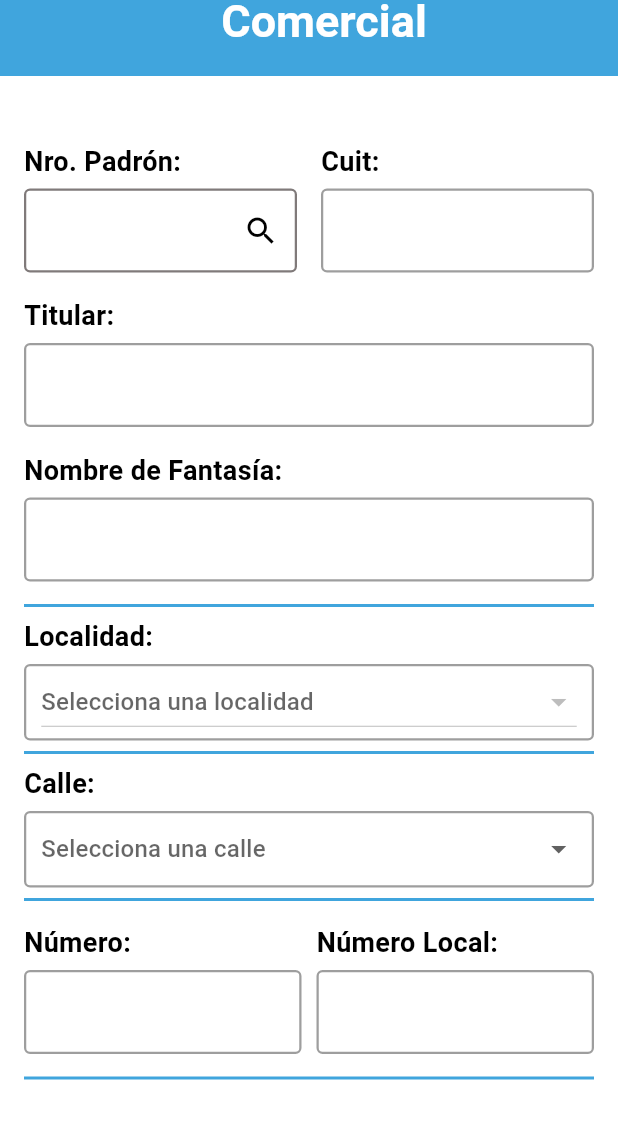
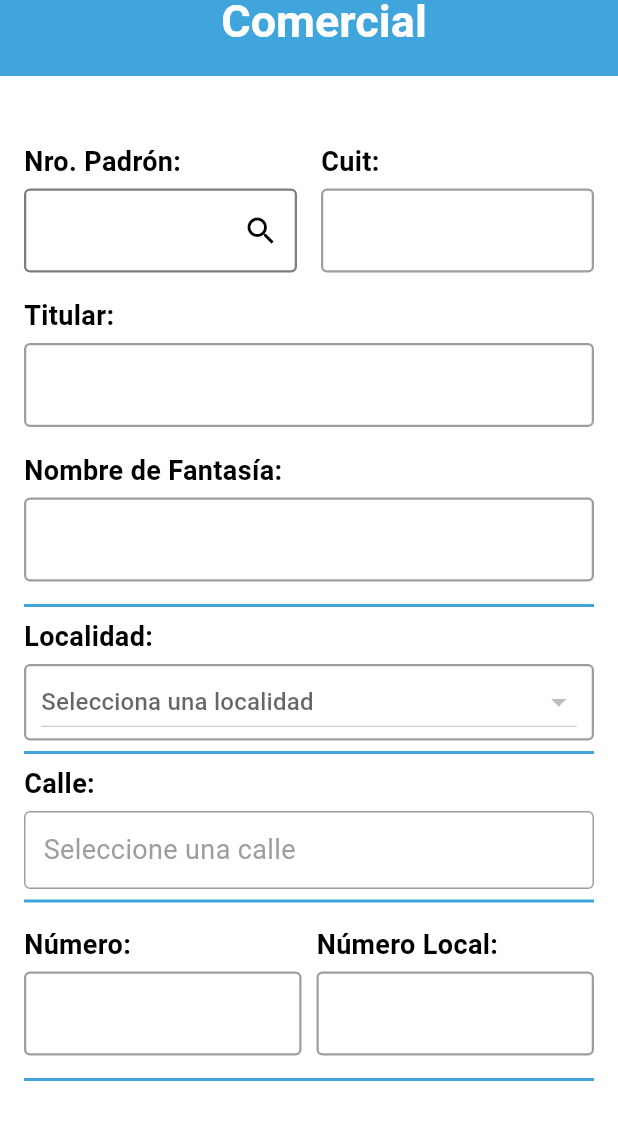
Before and after one commit to Rociotorrano/relevamiento-comercial, a Flutter app: the PadronPage screen opened directly, on a phone screen of 412 x 824 dp, the part 104-1236 px from its top. Run offline on Flutter 3.47's test engine with Material 3 defaults, Android fonts, the phone set to English and light mode, and no system bars; our stand-ins replace geolocator, image_picker, shared_preferences; accounts and stored records are empty; network calls fail.

Commit message:
ya quedo listo el filtro de las calles

```diff
--- a/lib/padron.dart
+++ b/lib/padron.dart
@@ -51,9 +51,18 @@ class _PadronPageState extends State<PadronPage> {
   bool _comprobantesSegHigiene = false;
   bool _servicioDelivery = false;
 
+  bool _dropdownCalleOpen = false;
+  bool _isSearchingCalle = false;
+  TextEditingController _searchCalleController = TextEditingController();
+  FocusNode _searchCalleFocus = FocusNode();
+  List<Map<String, dynamic>> _callesFiltradas = [];
+
+  Map<String, bool> camposValidos = {};
+
   List<Map<String, dynamic>> localidades = [];
   List<Map<String, dynamic>> calles = [];
   final List<File> _foto = [];
+  List<Map<String, dynamic>> filtrarCalles = [];
 
   final TextEditingController padronController = TextEditingController();
   final TextEditingController cuitController = TextEditingController();
@@ -73,24 +82,24 @@ class _PadronPageState extends State<PadronPage> {
   bool titularValido = false;
   bool nom_fantasiaValido = false;
 
-  Map<String, bool> camposValidos = {
-    'nropadro': true,
-    'cuit': true,
-    'titular': true,
-    'nombrefantasia': true,
-    'localidad': true,
-    'calle': true,
-    'numero_calle': true,
-    'numero_local': true,
-    'estado': true,
-    'certificado_habilitacion': true,
-    'comprobantes_pago': true,
-    'servicio_delivery': true,
-    'rubros_habilitados': true,
-    'rubros_explota': true,
-    'elementos_publicidad': true,
-    'observaciones': true,
-  };
+  // Map<String, bool> camposValidos = {
+  //   'nropadro': true,
+  //   'cuit': true,
+  //   'titular': true,
+  //   'nombrefantasia': true,
+  //   'localidad': true,
+  //   'calle': true,
+  //   'numero_calle': true,
+  //   'numero_local': true,
+  //   'estado': true,
+  //   'certificado_habilitacion': true,
+  //   'comprobantes_pago': true,
+  //   'servicio_delivery': true,
+  //   'rubros_habilitados': true,
+  //   'rubros_explota': true,
+  //   'elementos_publicidad': true,
+  //   'observaciones': true,
+  // };
 
   @override
   void initState() {
@@ -740,21 +749,11 @@ class _PadronPageState extends State<PadronPage> {
 
   Widget _buildDropdownCalle() {
     bool esValido = camposValidos['calle'] ?? true;
-    TextEditingController searchController = TextEditingController();
-
-    // Lista filtrada de calles según la búsqueda
-    List<Map<String, dynamic>> filteredCalles = List.from(calles);
-
-    // Función para actualizar la lista filtrada
-    void _filterCalles(String query) {
-      setState(() {
-        filteredCalles = calles
-            .where((calle) =>
-                calle['calle']?.toLowerCase().contains(query.toLowerCase()) ??
-                false)
-            .toList();
-      });
-    }
+    String displayText = selectedCalle != null
+        ? (calles.firstWhere((c) => c['pkcalle'].toString() == selectedCalle,
+                orElse: () => {'calle': ''})['calle'] ??
+            '')
+        : '';
 
     return Column(
       crossAxisAlignment: CrossAxisAlignment.start,
@@ -770,56 +769,116 @@ class _PadronPageState extends State<PadronPage> {
         const SizedBox(height: 5),
         Container(
           decoration: BoxDecoration(
-            border: Border.all(
-              color: esValido ? Colors.grey : Colors.red,
-              width: 1.5,
+            border: Border.all(color: esValido ? Colors.grey : Colors.red),
+            borderRadius: BorderRadius.circular(4),
           ),
-            borderRadius: BorderRadius.circular(4.0),
-          ),
-          child: DropdownButtonHideUnderline(
-            child: DropdownButton<String>(
-              hint: const Text('Selecciona una calle'),
-              value: selectedCalle,
-              isExpanded: true,
-              padding: const EdgeInsets.symmetric(horizontal: 10.0),
-              dropdownColor: Colors.white,
-              items: [
-                // Primero agregamos el campo de búsqueda
-                DropdownMenuItem<String>(
-                  enabled: false,
-                  child: Padding(
-                    padding: const EdgeInsets.symmetric(vertical: 10.0),
-                    child: TextField(
-                      controller: searchController,
+          child: Column(
+            children: [
+              InkWell(
+                onTap: () {
+                  setState(() {
+                    _dropdownCalleOpen = !_dropdownCalleOpen;
+                    if (_dropdownCalleOpen) {
+                      _callesFiltradas = List.from(calles);
+                      _searchCalleController.clear();
+                      FocusScope.of(context).requestFocus(_searchCalleFocus);
+                    }
+                  });
+                },
+                child: Container(
+                  padding:
+                      const EdgeInsets.symmetric(horizontal: 12, vertical: 12),
+                  child: Row(
+                    crossAxisAlignment: CrossAxisAlignment.center,
+                    children: [
+                      Expanded(
+                        child: _dropdownCalleOpen
+                            ? TextField(
+                                focusNode: _searchCalleFocus,
+                                controller: _searchCalleController,
                                 decoration: const InputDecoration(
                                   hintText: 'Buscar calle...',
+                                  isDense: true,
                                   border: InputBorder.none,
                                 ),
-                      onChanged: (value) => _filterCalles(value),
+                                onChanged: (value) {
+                                  setState(() {
+                                    if (value.isEmpty) {
+                                      _callesFiltradas = calles;
+                                    } else {
+                                      _callesFiltradas = calles
+                                          .where((calle) => calle['calle']
+                                              .toLowerCase()
+                                              .contains(value.toLowerCase()))
+                                          .toList();
+                                    }
+                                  });
+                                },
+                              )
+                            : Text(
+                                displayText.isEmpty
+                                    ? 'Seleccione una calle'
+                                    : displayText,
+                                style: TextStyle(
+                                  fontSize: 18,
+                                  color: displayText.isEmpty
+                                      ? Colors.grey
+                                      : Colors.black,
                                 ),
                               ),
                       ),
-                // Luego agregamos las opciones filtradas
-                if (filteredCalles.isEmpty)
-                  const DropdownMenuItem<String>(
-                    enabled: false,
-                    child: Text("No hay calles disponibles"),
-                  )
-                else
-                  ...filteredCalles.map<DropdownMenuItem<String>>((calle) {
-                    return DropdownMenuItem<String>(
-                      value: calle['pkcalle'].toString(),
-                      child: Text(calle['calle'] ?? 'No disponible'),
-                    );
-                  }).toList(),
-              ],
-              onChanged: (value) {
+                      if (selectedCalle != null && !_dropdownCalleOpen)
+                        IconButton(
+                          icon: const Icon(Icons.clear, color: Colors.red),
+                          onPressed: () {
                             setState(() {
-                  selectedCalle = value;
-                  camposValidos['calle'] = value != null && value.isNotEmpty;
+                              selectedCalle = null;
+                              camposValidos['calle'] = false;
                             });
                           },
+                          tooltip: 'Borrar selección',
                         ),
+                    ],
+                  ),
+                ),
+              ),
+              if (_dropdownCalleOpen)
+                Container(
+                  decoration: const BoxDecoration(
+                    border: Border(top: BorderSide(color: Colors.black)),
+                  ),
+                  constraints: const BoxConstraints(maxHeight: 250),
+                  child: ListView.builder(
+                    shrinkWrap: true,
+                    itemCount: _callesFiltradas.length,
+                    itemBuilder: (context, index) {
+                      final calle = _callesFiltradas[index];
+                      return ListTile(
+                        title: Text(
+                          calle['calle'] ?? 'No disponible',
+                          style: const TextStyle(fontSize: 16),
+                        ),
+                        onTap: () {
+                          setState(() {
+                            selectedCalle = calle['pkcalle'].toString();
+                            camposValidos['calle'] = true;
+                            _dropdownCalleOpen = false;
+                            _searchCalleController.clear();
+                          });
+                        },
+                      );
+                    },
+                  ),
+                ),
+            ],
+          ),
+        ),
+        if (!esValido && calles.isNotEmpty)
+          const Padding(
+            padding: EdgeInsets.only(top: 5),
+            child: Text(
+              "*Debe seleccionar una calle",
+              style: TextStyle(color: Colors.red, fontSize: 12),
             ),
           ),
       ],
```
Lines whose indentation alone changed are shown as unchanged.
